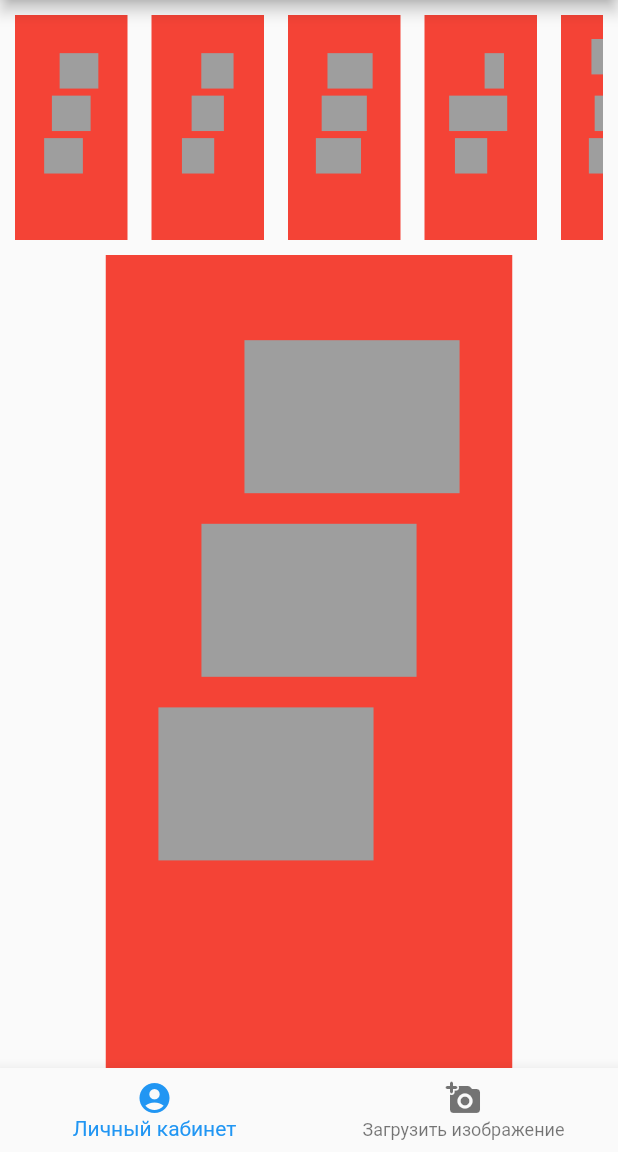
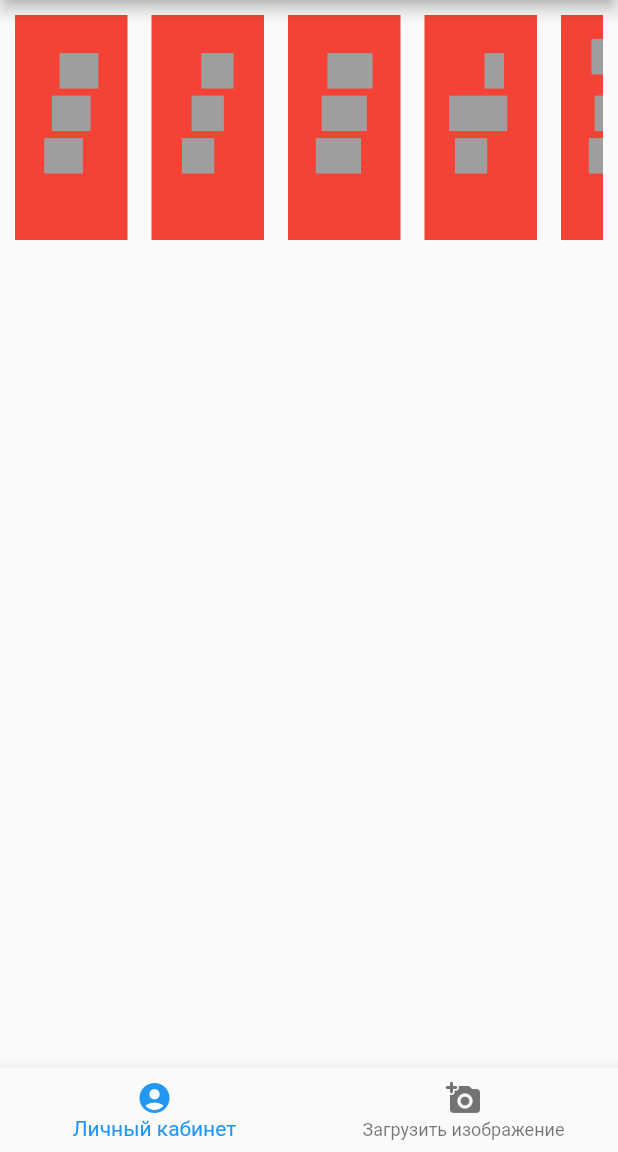
Before and after one commit to HtonicSava/album, a Flutter app: the screen it shows after launch, on a phone screen of 412 x 824 dp, the part 84-1236 px from its top. Run offline on Flutter 3.47's test engine with Material 2 defaults, Android fonts, the phone set to English and light mode, and no system bars.

Commit message:
Empty placeholder update

```diff
--- a/lib/choosing_template.dart
+++ b/lib/choosing_template.dart
@@ -8,7 +8,7 @@ import 'choosing_template_provider.dart';
 class ChoosingTemplate extends StatelessWidget {
   const ChoosingTemplate({Key? key}) : super(key: key);
 
-  void _changeActiveTemplate(BuildContext context, index) {
+  _changeActiveTemplate(BuildContext context, index) {
     ChoosingTemplateProvider choosingTemplateProvider =
         Provider.of(context, listen: false);
     // print('index is $index');
@@ -62,13 +62,10 @@ class ChoosingTemplate extends StatelessWidget {
                 scrollDirection: Axis.horizontal,
                 itemCount: sheets.length,
                 itemBuilder: (context, index) {
-                  return GestureDetector(
-                    onTap: () {
-                      _changeActiveTemplate(context, index);
-                    },
-                    child: SheetTemplate(
-                      photos: sheets[index],
-                    ),
+                  return SheetTemplate(
+                    isPreview: true,
+                    photos: sheets[index],
+                    callback: () => {_changeActiveTemplate(context, index)},
                   );
                 },
                 separatorBuilder: (context, index) {
@@ -78,41 +75,17 @@ class ChoosingTemplate extends StatelessWidget {
             ),
           ),
           Expanded(
-              child: Consumer<ChoosingTemplateProvider>(
-                  builder: (context, choosingTemplateProvider, child) =>
-                      (SheetTemplate(
-                        photos: choosingTemplateProvider.activeSheet,
-                      ))))
+            child: Consumer<ChoosingTemplateProvider>(
+              builder: (context, choosingTemplateProvider, child) =>
+                  choosingTemplateProvider.activeSheet.isNotEmpty
+                      ? SheetTemplate(
+                          photos: choosingTemplateProvider.activeSheet,
+                          callback: () => {print('big sheet')})
+                      : const SizedBox(),
+            ),
+          ),
         ],
       ),
     );
-
-    // Column(
-    //   children: <Widget>[
-    //     Padding(
-    //       padding: const EdgeInsets.all(10.0),
-    //       child: SizedBox(
-    //         height: 150,
-    //         child: ListView.separated(
-    //           scrollDirection: Axis.horizontal,
-    //           itemCount: sheets.length,
-    //           itemBuilder: (context, index) {
-    //             return SheetTemplate(
-    //               photos: sheets[index],
-    //             );
-    //           },
-    //           separatorBuilder: (context, index) {
-    //             return const SizedBox(width: 16);
-    //           },
-    //         ),
-    //       ),
-    //     ),
-    //     Expanded(child:
-    //     SheetTemplate(
-    //       photos: sheets[3],
-    //     )
-    //     )
-    //   ],
-    // );
   }
 }
--- a/lib/choosing_template_provider.dart
+++ b/lib/choosing_template_provider.dart
@@ -1,11 +1,15 @@
 import 'package:flutter/material.dart';
 
 class ChoosingTemplateProvider extends ChangeNotifier {
-  List activeSheet = [
-    {'width': 0.6, 'height': 0.2, 'top': 0.7, 'left': 0.2},
-    {'width': 0.6, 'height': 0.2, 'top': 0.4, 'left': 0.5},
-    {'width': 0.6, 'height': 0.2, 'top': 0.1, 'left': 0.8},
-  ];
+  // List? activeSheet;
+
+  // List activeSheet = [
+  //   {'width': 0.6, 'height': 0.2, 'top': 0.7, 'left': 0.2},
+  //   {'width': 0.6, 'height': 0.2, 'top': 0.4, 'left': 0.5},
+  //   {'width': 0.6, 'height': 0.2, 'top': 0.1, 'left': 0.8},
+  // ];
+
+  List activeSheet = [];
 
   void changeActiveTemplate(sheet) {
     activeSheet = sheet;
--- a/lib/photo_placeholder.dart
+++ b/lib/photo_placeholder.dart
@@ -21,13 +21,9 @@ class PhotoPlaceholder extends StatelessWidget {
       child: FractionallySizedBox(
           widthFactor: width,
           heightFactor: height,
-          child: GestureDetector(
-              onTap: () {
-                print('placeholder with position $left $top');
-              },
-              child: Container(
-                color: Colors.grey,
-              ))),
+          child: Container(
+            color: Colors.grey,
+          )),
     );
   }
 }
--- a/lib/sheet_template.dart
+++ b/lib/sheet_template.dart
@@ -3,12 +3,22 @@ import 'photo_placeholder.dart';
 
 class SheetTemplate extends StatelessWidget {
   final List photos;
+  final bool isPreview;
+  final VoidCallback callback;
 
-  const SheetTemplate({Key? key, required this.photos}) : super(key: key);
+  const SheetTemplate(
+      {Key? key,
+      required this.photos,
+      this.isPreview = false,
+      required this.callback})
+      : super(key: key);
 
   @override
-  Widget build(BuildContext) {
-    return AspectRatio(
+  Widget build(BuildContext context) {
+    return isPreview
+        ? GestureDetector(
+            onTap: callback,
+            child: AspectRatio(
               aspectRatio: 1 / 2,
               child: Container(
                 color: Colors.red,
@@ -35,6 +45,44 @@ class SheetTemplate extends StatelessWidget {
                   ),
                 ),
               ),
+            ),
+          )
+        : AspectRatio(
+            aspectRatio: 1 / 2,
+            child: Container(
+              color: Colors.red,
+              child: Padding(
+                padding: const EdgeInsets.all(16),
+                child: Stack(
+                  children: [
+                    GestureDetector(
+                      onTap: callback,
+                      child: PhotoPlaceholder(
+                          width: photos[0]['width'],
+                          height: photos[0]['height'],
+                          top: photos[0]['top'],
+                          left: photos[0]['left']),
+                    ),
+                    GestureDetector(
+                      onTap: callback,
+                      child: PhotoPlaceholder(
+                          width: photos[1]['width'],
+                          height: photos[1]['height'],
+                          top: photos[1]['top'],
+                          left: photos[1]['left']),
+                    ),
+                    GestureDetector(
+                      onTap: callback,
+                      child: PhotoPlaceholder(
+                          width: photos[2]['width'],
+                          height: photos[2]['height'],
+                          top: photos[2]['top'],
+                          left: photos[2]['left']),
+                    ),
+                  ],
+                ),
+              ),
+            ),
           );
   }
 }
```
Also changed, not shown: 1 other file. Lines whose indentation alone changed are shown as unchanged.
